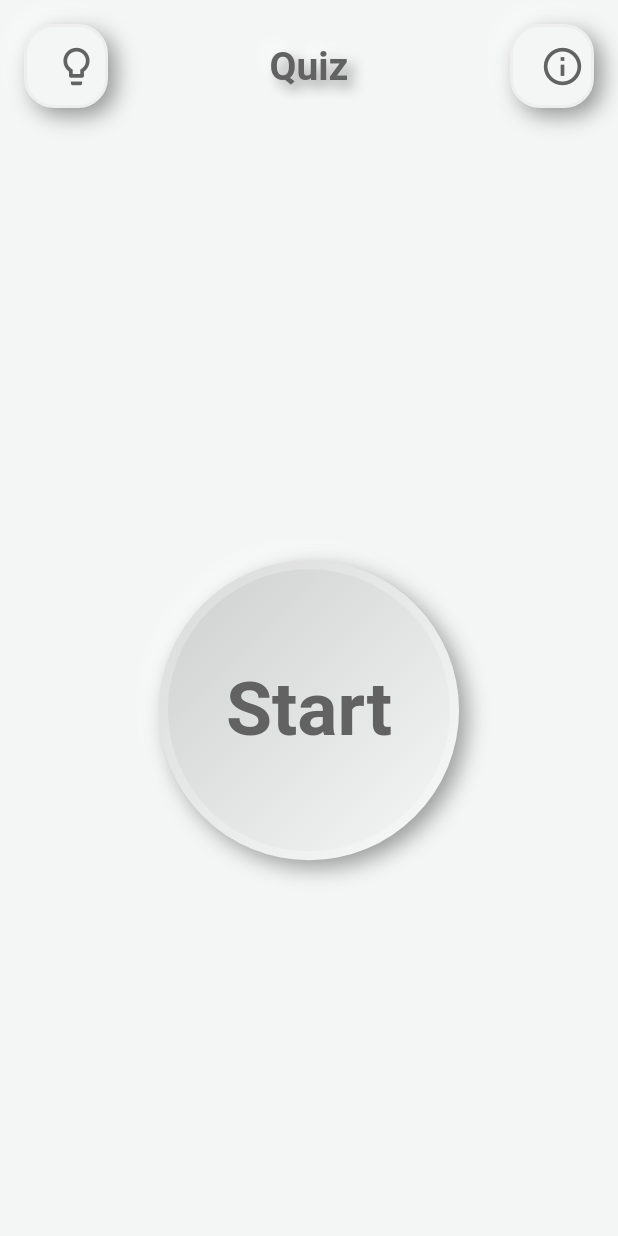
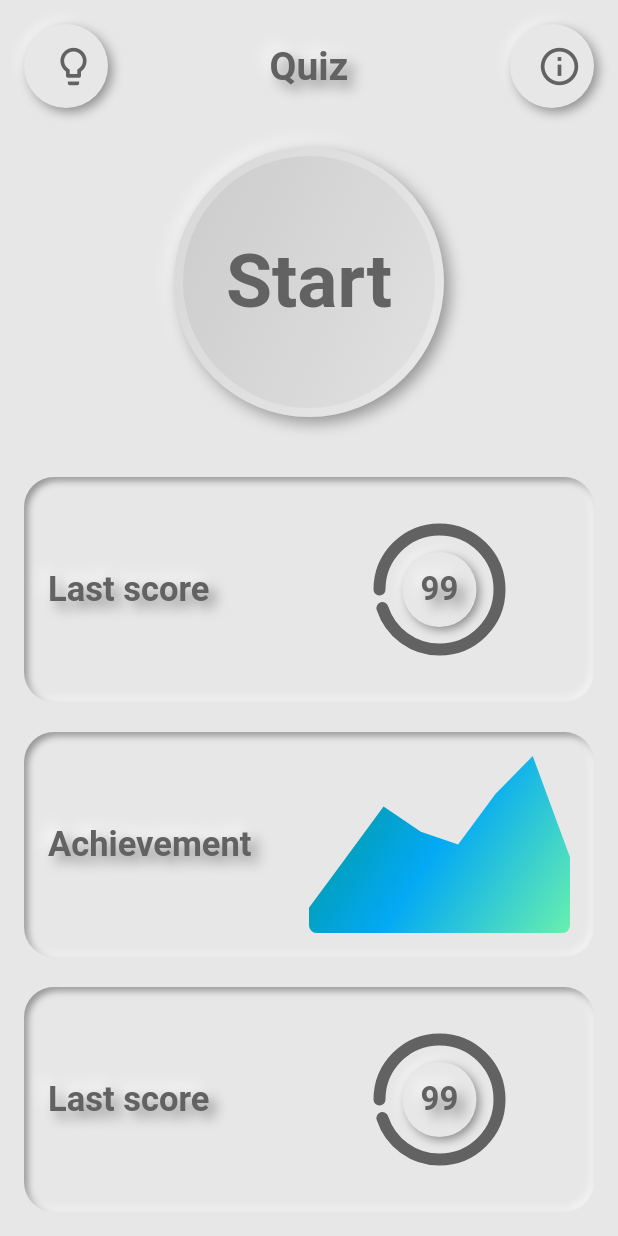
Before and after one commit to kaphetz/n1quizgame, a Flutter app: the screen it shows after launch, after a tap on "Start", on a phone screen of 412 x 824 dp. Run offline on Flutter 3.47's test engine with Material 2 defaults, Android fonts, the phone set to English and light mode, and no system bars; drawn by our look-alikes of flutter_neumorphic; our stand-ins replace flutter_bloc, sizer.

Commit message:
Add radial chart, bar chart
Add radial chart, bar chart

```diff
--- a/quiz_game/lib/main.dart
+++ b/quiz_game/lib/main.dart
@@ -20,7 +20,7 @@ class MyApp extends StatelessWidget {
         title: 'Quiz game',
         themeMode: ThemeMode.light,
         theme: NeumorphicThemeData(
-          baseColor: Color(0xFFF4F5F5),
+          baseColor: Color(0xFFE8E7E7),
           lightSource: LightSource.topLeft,
           defaultTextColor: Color(0xFF636262),
           depth: 10,
--- a/quiz_game/lib/screens/home_screen.dart
+++ b/quiz_game/lib/screens/home_screen.dart
@@ -1,9 +1,13 @@
 import 'package:flutter/cupertino.dart';
 import 'package:flutter/material.dart';
 import 'package:flutter_neumorphic/flutter_neumorphic.dart';
+import 'package:quiz_game/widgets/arc_progress_bar.dart';
+import 'package:quiz_game/widgets/chart.dart';
 
 class HomeScreen extends StatelessWidget {
   HomeScreen({Key key}) : super(key: key);
+
+  final data = [10.0, 30.0, 50.0, 40.0, 35.0, 55.0, 70.0, 30.0];
 
   Widget build(BuildContext context) {
     return Scaffold(
@@ -16,39 +20,28 @@ class HomeScreen extends StatelessWidget {
         centerTitle: true,
       ),
       backgroundColor: NeumorphicTheme.baseColor(context),
-      body: Container(
-        padding: const EdgeInsets.only(left: 16, top: 35, right: 16),
-        child: Center(
-          child: Container(
-            width: 200,
-            height: 200,
-            child: _startButton(context),
-          ),
+      body: Padding(
+        padding:
+            const EdgeInsets.only(left: 16, top: 10, right: 16, bottom: 16),
+        child: Column(
+          crossAxisAlignment: CrossAxisAlignment.stretch,
+          children: [
+            _startButton(context),
+            SizedBox(
+              height: 40,
+            ),
+            _lastScore(context),
+            SizedBox(
+              height: 20,
+            ),
+            _achievement(context),
+            SizedBox(
+              height: 20,
+            ),
+            _lastScore(context),
+          ],
         ),
       ),
-    );
-  }
-
-  Widget _startButton(BuildContext context) {
-    return NeumorphicButton(
-      style: NeumorphicStyle(
-        surfaceIntensity: 0.40,
-        depth: 10,
-        boxShape: NeumorphicBoxShape.circle(),
-        shape: NeumorphicShape.concave,
-        border: NeumorphicBorder(width: 6, color: Colors.white24),
-      ),
-      child: Center(
-        child: Text(
-          'Start',
-          style: TextStyle(
-            fontSize: 50,
-            fontWeight: FontWeight.bold,
-            color: NeumorphicTheme.defaultTextColor(context),
-          ),
-        ),
-      ),
-      onPressed: () {},
     );
   }
 
@@ -70,9 +63,10 @@ class HomeScreen extends StatelessWidget {
       style: NeumorphicStyle(
         intensity: 0.75,
         shape: NeumorphicShape.flat,
-        depth: 10,
-        boxShape: NeumorphicBoxShape.roundRect(BorderRadius.circular(20)),
-        border: NeumorphicBorder(width: 2, color: Colors.grey[200]),
+        depth: 5,
+        boxShape: NeumorphicBoxShape.roundRect(
+          BorderRadius.circular(100),
+        ),
       ),
       child: Icon(
         Icons.info_outlined,
@@ -88,9 +82,8 @@ class HomeScreen extends StatelessWidget {
       style: NeumorphicStyle(
         intensity: 0.75,
         shape: NeumorphicShape.flat,
-        depth: 10,
-        boxShape: NeumorphicBoxShape.roundRect(BorderRadius.circular(20)),
-        border: NeumorphicBorder(width: 2, color: Colors.grey[200]),
+        depth: 5,
+        boxShape: NeumorphicBoxShape.roundRect(BorderRadius.circular(100)),
       ),
       child: Icon(
         Icons.lightbulb_outline,
@@ -100,4 +93,143 @@ class HomeScreen extends StatelessWidget {
       onPressed: () {},
     );
   }
+
+  Widget _startButton(BuildContext context) {
+    return Container(
+      width: 180,
+      height: 180,
+      child: NeumorphicButton(
+        style: NeumorphicStyle(
+          surfaceIntensity: 0.40,
+          depth: 7,
+          boxShape: NeumorphicBoxShape.circle(),
+          shape: NeumorphicShape.concave,
+          border: NeumorphicBorder(width: 6, color: Colors.white24),
+        ),
+        child: Center(
+          child: Text(
+            'Start',
+            style: TextStyle(
+              fontSize: 50,
+              fontWeight: FontWeight.bold,
+              color: NeumorphicTheme.defaultTextColor(context),
+            ),
+          ),
+        ),
+        onPressed: () {},
+      ),
+    );
+  }
+
+  Widget _lastScore(BuildContext context) {
+    return Expanded(
+      child: Neumorphic(
+        style: NeumorphicStyle(
+          shape: NeumorphicShape.convex,
+          boxShape: NeumorphicBoxShape.roundRect(BorderRadius.circular(20)),
+          depth: -5,
+          intensity: 0.8,
+          lightSource: LightSource.topLeft,
+        ),
+        child: Padding(
+          padding: const EdgeInsets.all(16.0),
+          child: Row(
+            mainAxisAlignment: MainAxisAlignment.start,
+            children: [
+              Expanded(
+                child: Align(
+                  alignment: Alignment.centerLeft,
+                  child: NeumorphicText(
+                    "Last score",
+                    style: NeumorphicStyle(
+                        color: NeumorphicTheme.defaultTextColor(context)),
+                    textStyle: NeumorphicTextStyle(
+                      fontSize: 23,
+                      fontWeight: FontWeight.bold,
+                    ),
+                  ),
+                ),
+              ),
+              Expanded(
+                child: Container(
+                  child: Stack(
+                    alignment: Alignment.center,
+                    children: [
+                      CircularArc(),
+                      Neumorphic(
+                        padding: const EdgeInsets.all(12),
+                        style: NeumorphicStyle(
+                          shape: NeumorphicShape.flat,
+                          boxShape: NeumorphicBoxShape.roundRect(
+                              BorderRadius.circular(100)),
+                          depth: 4,
+                          intensity: 0.75,
+                          lightSource: LightSource.topLeft,
+                        ),
+                        child: NeumorphicText(
+                          "99",
+                          style: NeumorphicStyle(
+                              color:
+                                  NeumorphicTheme.defaultTextColor(context)),
+                          textStyle: NeumorphicTextStyle(
+                            fontSize: 22,
+                            fontWeight: FontWeight.bold,
+                          ),
+                        ),
+                      ),
+                    ],
+                  ),
+                ),
+              ),
+            ],
+          ),
+        ),
+      ),
+    );
+  }
+
+  Widget _achievement(BuildContext context) {
+    return Expanded(
+      child: Neumorphic(
+        style: NeumorphicStyle(
+          shape: NeumorphicShape.convex,
+          boxShape: NeumorphicBoxShape.roundRect(BorderRadius.circular(20)),
+          depth: -5,
+          intensity: 0.8,
+          lightSource: LightSource.topLeft,
+        ),
+        child: Padding(
+          padding: const EdgeInsets.all(16.0),
+          child: Row(
+            mainAxisAlignment: MainAxisAlignment.start,
+            children: [
+              Expanded(
+                child: Align(
+                  alignment: Alignment.centerLeft,
+                  child: NeumorphicText(
+                    "Achievement",
+                    style: NeumorphicStyle(
+                        color: NeumorphicTheme.defaultTextColor(context)),
+                    textStyle: NeumorphicTextStyle(
+                      fontSize: 23,
+                      fontWeight: FontWeight.bold,
+                    ),
+                  ),
+                ),
+              ),
+              Expanded(
+                child: Center(
+                  child: Container(
+                    child: Chart(
+                      data: data,
+                    ),
+                  ),
+                ),
+              ),
+            ],
+          ),
+        ),
+      ),
+    );
+  }
 }
--- /dev/null
+++ b/quiz_game/lib/widgets/arc_progress_bar.dart
@@ -0,0 +1,108 @@
+import 'package:flutter/cupertino.dart';
+import 'dart:math' as math;
+
+import 'package:flutter/material.dart';
+import 'package:flutter_neumorphic/flutter_neumorphic.dart';
+
+class CircularArc extends StatefulWidget {
+  const CircularArc({
+    Key key,
+  }) : super(key: key);
+
+  @override
+  State<StatefulWidget> createState() => _CircularArcState();
+}
+
+class _CircularArcState extends State<CircularArc>
+    with SingleTickerProviderStateMixin {
+  Animation<double> animation;
+  AnimationController animationController;
+  int counter;
+
+  @override
+  void initState() {
+    super.initState();
+    animationController =
+        AnimationController(duration: Duration(seconds: 3), vsync: this);
+    final curvedAnimation = CurvedAnimation(
+        parent: animationController, curve: Curves.easeInOutCubic);
+
+    animation = Tween<double>(begin: 0.0, end: (math.pi*2)*0.95).animate(curvedAnimation)
+      ..addListener(() {
+        setState(() {
+
+        });
+      });
+    animationController.forward();
+  }
+
+  @override
+  void dispose() {
+    // TODO: implement dispose
+    super.dispose();
+    animationController.dispose();
+  }
+
+  @override
+  Widget build(BuildContext context) {
+    return Container(
+      child: Stack(
+        children: [
+          CustomPaint(
+            size: Size(80, 80),
+            painter: ProgressArc(
+              isBackground: true,
+              arc: animation.value,
+              progressColor: NeumorphicTheme.defaultTextColor(context),
+            ),
+          ),
+        ],
+      ),
+    );
+  }
+}
+
+class ProgressArc extends CustomPainter {
+  bool isBackground;
+  double arc;
+  Color progressColor;
+
+  ProgressArc({this.isBackground, this.arc, this.progressColor});
+
+  final Gradient gradient = new SweepGradient(
+    colors: <Color>[
+      Colors.redAccent.withOpacity(1.0),
+      Colors.greenAccent.withOpacity(1.0),
+      Colors.yellowAccent.withOpacity(1.0),
+    ],
+    stops: [
+      0.0, 0.75, 1.5,
+    ],
+  );
+
+  @override
+  void paint(Canvas canvas, Size size) {
+    final rect = Rect.fromLTRB(0, 0, 80, 80);
+    final startAngle = -math.pi;
+    final sweepAngle = arc != null ? arc : math.pi;
+    final useCenter = false;
+    final paint = Paint()
+      ..strokeCap = StrokeCap.round
+      ..color = progressColor
+      ..style = PaintingStyle.stroke
+      ..strokeWidth = 8;
+
+    if (!isBackground) {
+      paint.shader = gradient.createShader(rect);
+    }
+
+
+    canvas.drawArc(rect, startAngle, sweepAngle, useCenter, paint);
+  }
+
+  @override
+  bool shouldRepaint(covariant CustomPainter oldDelegate) {
+    return true;
+  }
+
+}
--- /dev/null
+++ b/quiz_game/lib/widgets/chart.dart
@@ -0,0 +1,63 @@
+import 'dart:math';
+
+import 'package:flutter/material.dart';
+
+class Chart extends StatelessWidget {
+  final List<double> data;
+
+  const Chart({Key key, this.data}) : super(key: key);
+
+  @override
+  Widget build(BuildContext context) {
+    return Expanded(
+      child: ClipPath(
+        clipper: ChartClipper(
+          data: data,
+          maxValue: data.reduce(max),
+        ),
+        child: Container(
+          decoration: BoxDecoration(
+            borderRadius: BorderRadius.vertical(bottom: Radius.circular(5)),
+            gradient: LinearGradient(
+              begin: Alignment.topLeft,
+              end: Alignment.bottomRight,
+              colors: [
+                Colors.teal,
+                Colors.lightBlue,
+                Colors.greenAccent,
+              ],
+            ),
+          ),
+        ),
+      ),
+    );
+  }
+}
+
+class ChartClipper extends CustomClipper<Path> {
+  final double maxValue;
+  final List<double> data;
+
+  ChartClipper({this.maxValue, this.data});
+
+  @override
+  Path getClip(Size size) {
+    double sectionWidth = size.width / (data.length - 1);
+
+    Path path = Path();
+
+    path.moveTo(0, size.height);
+
+    for (int i = 0; i < data.length; i++) {
+      path.lineTo(
+          i * sectionWidth, size.height - size.height * (data[i] / maxValue));
+    }
+
+    path.lineTo(size.width, size.height);
+
+    return path;
+  }
+
+  @override
+  bool shouldReclip(CustomClipper<Path> oldClipper) => true;
+}
--- a/quiz_game/pubspec.yaml
+++ b/quiz_game/pubspec.yaml
@@ -33,6 +33,7 @@ dependencies:
   sizer: ^2.0.13
   flutter_native_splash: ^1.2.0
   equatable: ^2.0.3
+  syncfusion_flutter_charts: ^19.2.55+1
 
 dev_dependencies:
   flutter_test:
```
Also changed, not shown: quiz_game/pubspec.lock.
